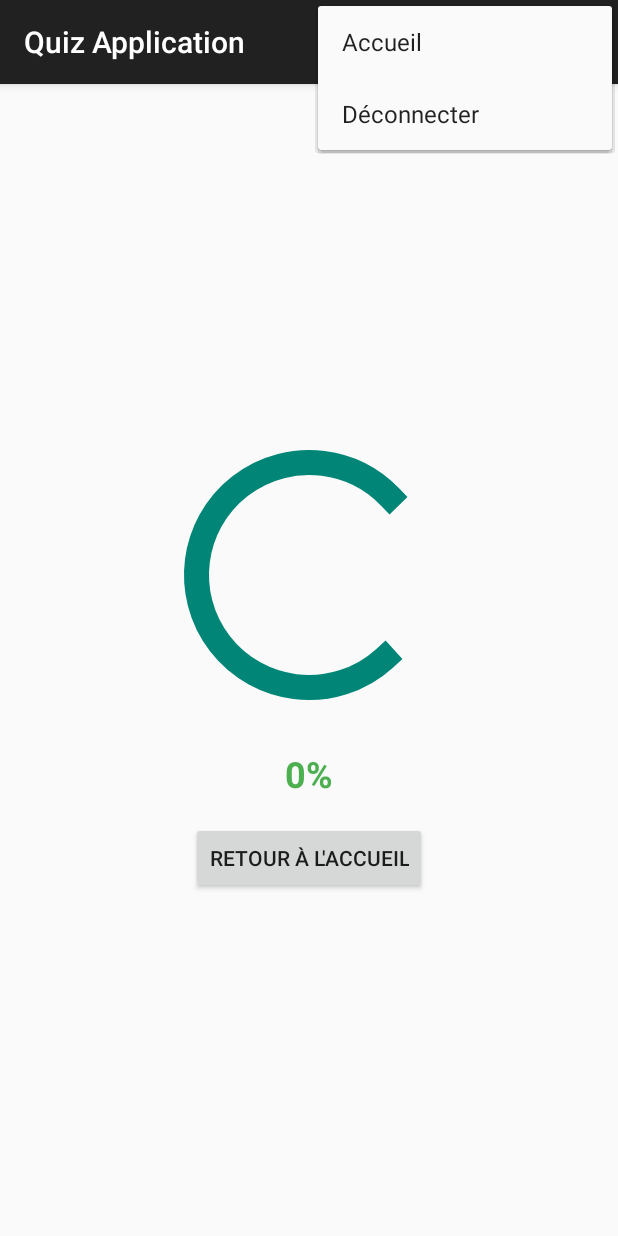
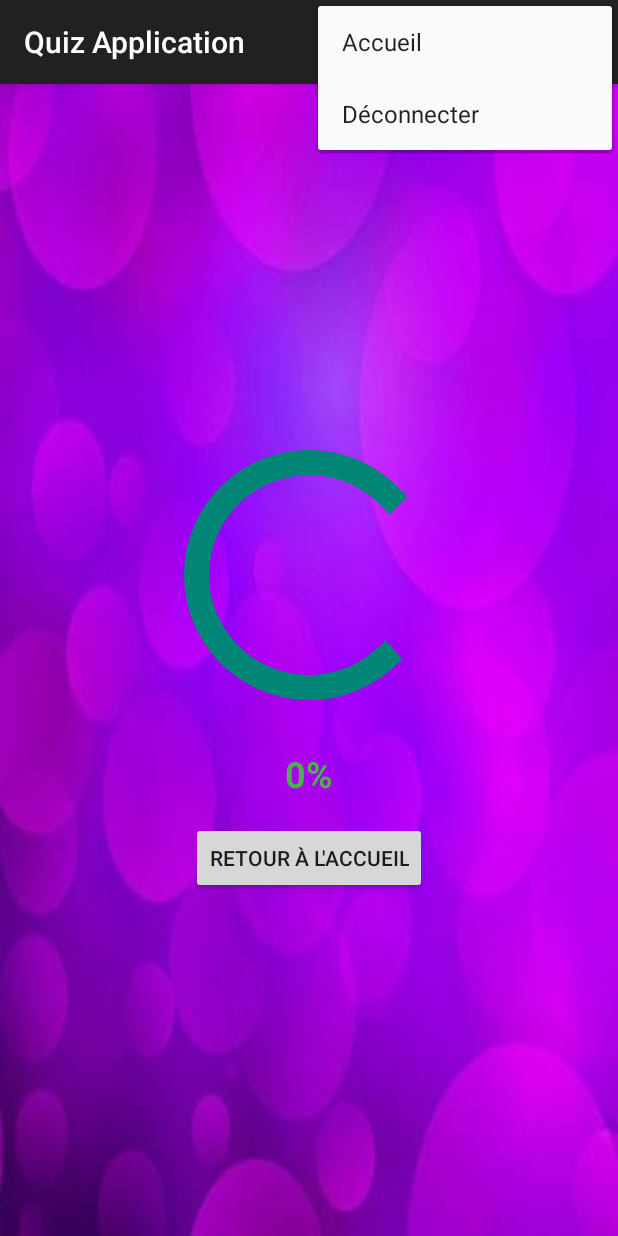
Before and after one commit to bouchrakhalfaouy/Quiz_app, an Android app: the ResultsActivity screen opened directly, with no data from a screen before it, with the options menu open, on a phone screen of 412 x 824 dp. Run offline under Robolectric (Android 15) with nearby library versions, the phone set to English and light mode, and no system bars; libraries missing offline, so code that uses them is left out: com.mikhaellopez.circularprogressbar; plain views replace CircularProgressBar; 2 statements that could not run were skipped.

Commit message:
commit 2

```diff
--- a/app/src/main/res/layout/activity_results.xml
+++ b/app/src/main/res/layout/activity_results.xml
@@ -4,6 +4,7 @@
     android:layout_height="match_parent"
     android:gravity="center"
     android:orientation="vertical"
+    android:background="@drawable/quizimg"
     android:padding="16dp">
 
     <com.mikhaellopez.circularprogressbar.CircularProgressBar
```
